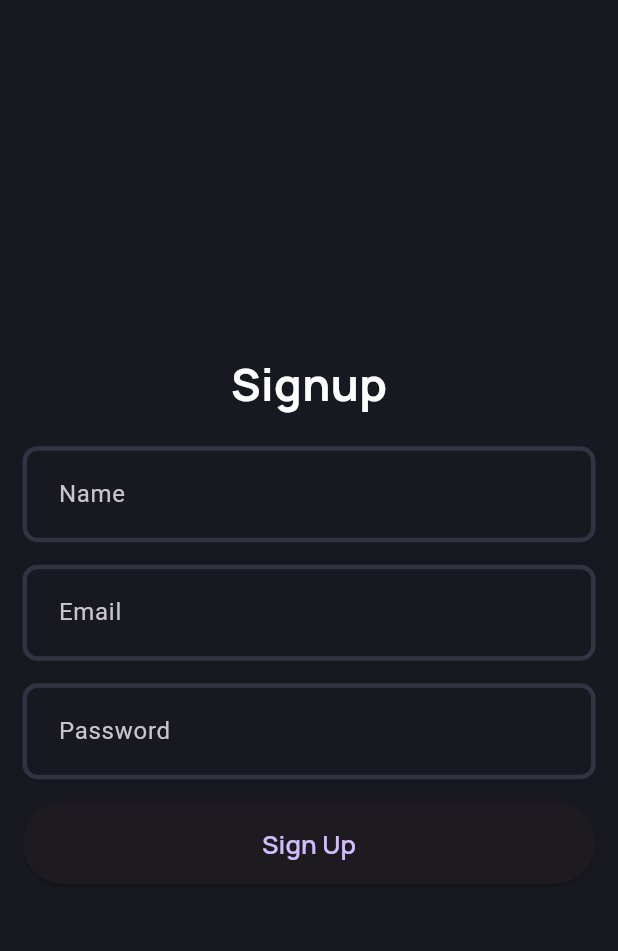
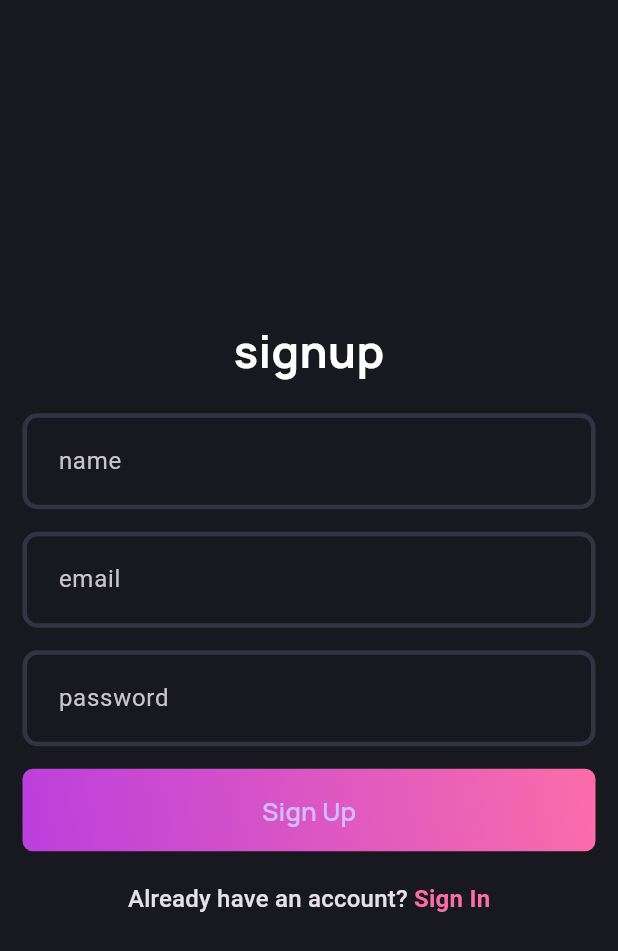
Before and after one commit to 41hulk/calmob, a Flutter app: the screen it shows after launch, on a phone screen of 412 x 824 dp. Shown: the top 951 px of the screen. Run offline on Flutter 3.47's test engine with Material 3 defaults, Android fonts, the phone set to English and light mode, and no system bars; our stand-ins replace google_fonts.

Commit message:
Add sign in option on page

```diff
--- a/lib/features/auth/presentation/pages/signup_page.dart
+++ b/lib/features/auth/presentation/pages/signup_page.dart
@@ -1,3 +1,4 @@
+import 'package:calc/core/theme/app_pallete.dart';
 import 'package:calc/features/auth/presentation/widgets/auth_field.dart';
 import 'package:calc/features/auth/presentation/widgets/auth_gradient_button.dart';
 import 'package:flutter/material.dart';
@@ -20,26 +21,44 @@ class _SignUpPageState extends State<SignUpPage> {
           mainAxisAlignment: MainAxisAlignment.center,
           children: [
             Text(
-              "Signup",
+              "signup",
               style: GoogleFonts.manrope(
                   fontSize: 30,
                   fontWeight: FontWeight.bold,
                   color: Colors.white),
             ),
             const SizedBox(height: 20),
-            AuthField(hintText: 'Name'),
+            AuthField(hintText: 'name'),
             const SizedBox(
               height: 15,
             ),
-            AuthField(hintText: 'Email'),
+            AuthField(hintText: 'email'),
             const SizedBox(
               height: 15,
             ),
-            AuthField(hintText: 'Password'),
+            AuthField(hintText: 'password'),
             const SizedBox(
               height: 15,
             ),
             AuthGradientButton(),
+            const SizedBox(
+              height: 20,
+            ),
+            RichText(
+              text: TextSpan(
+                text: 'Already have an account? ',
+                style: Theme.of(context).textTheme.titleMedium,
+                children: [
+                  TextSpan(
+                    text: 'Sign In',
+                    style: Theme.of(context).textTheme.titleMedium?.copyWith(
+                          color: AppPallete.gradient2,
+                          fontWeight: FontWeight.bold,
+                        ),
+                  ),
+                ],
+              ),
+            )
           ],
         ),
       ),
--- a/lib/features/auth/presentation/widgets/auth_gradient_button.dart
+++ b/lib/features/auth/presentation/widgets/auth_gradient_button.dart
@@ -1,3 +1,4 @@
+import 'package:calc/core/theme/app_pallete.dart';
 import 'package:flutter/material.dart';
 import 'package:google_fonts/google_fonts.dart';
 
@@ -7,9 +8,25 @@ class AuthGradientButton extends StatelessWidget {
   @override
   Widget build(BuildContext context) {
     return Container(
+      decoration: BoxDecoration(
+        gradient: const LinearGradient(
+          colors: [
+            AppPallete.gradient1,
+            AppPallete.gradient2,
+            // AppPallete.gradient3,
+          ],
+          begin: Alignment.bottomLeft,
+          end: Alignment.topRight,
+        ),
+        borderRadius: BorderRadius.circular(7),
+      ),
       child: ElevatedButton(
         onPressed: () {},
-        style: ElevatedButton.styleFrom(fixedSize: const Size(395, 55)),
+        style: ElevatedButton.styleFrom(
+          fixedSize: const Size(395, 55),
+          backgroundColor: AppPallete.transparentColor,
+          shadowColor: AppPallete.transparentColor,
+        ),
         child: Text('Sign Up',
             style: GoogleFonts.manrope(
               fontSize: 17,
```
